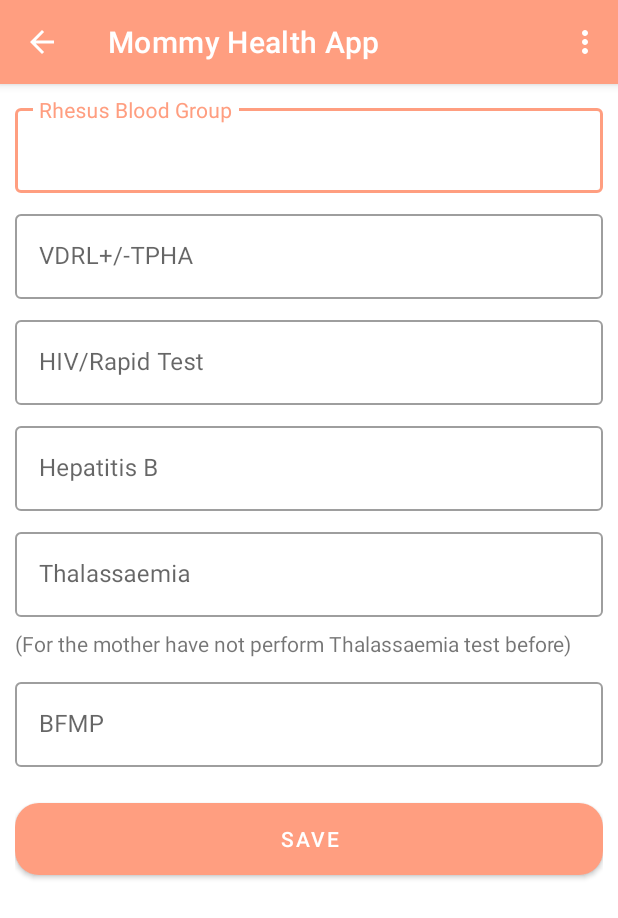
After one commit to Jiaenong/MommyHealthApp, an Android app: the SectionBActivity screen opened directly, with no data from a screen before it, on a phone screen of 412 x 824 dp. The commit adds this screen. Shown: the top 918 px of the screen. Run offline under Robolectric (Android 15) with nearby library versions, the light colour scheme and no system bars.

Commit message:
modify front end

```diff
--- a/app/src/main/java/com/example/mommyhealthapp/Nurse/MainActivity.java
+++ b/app/src/main/java/com/example/mommyhealthapp/MainActivity.java
@@ -1,4 +1,4 @@
-package com.example.mommyhealthapp.Nurse;
+package com.example.mommyhealthapp;
 
 import androidx.appcompat.app.AppCompatActivity;
 
@@ -7,8 +7,8 @@ import android.os.Bundle;
 import android.view.View;
 import android.widget.Button;
 
-import com.example.mommyhealthapp.NurseHomeActivity;
-import com.example.mommyhealthapp.R;
+import com.example.mommyhealthapp.Nurse.NurseHomeActivity;
+
 
 public class MainActivity extends AppCompatActivity {
 
--- a/app/src/main/java/com/example/mommyhealthapp/Nurse/NurseHomeActivity.java
+++ b/app/src/main/java/com/example/mommyhealthapp/Nurse/NurseHomeActivity.java
@@ -4,7 +4,7 @@ import android.net.Uri;
 import android.os.Bundle;
 
 import com.example.mommyhealthapp.R;
-import com.example.mommyhealthapp.ui.CreateMother.CreateMotherDetailFragment;
+import com.example.mommyhealthapp.Nurse.ui.CreateMother.CreateMotherDetailFragment;
 import com.google.android.material.floatingactionbutton.FloatingActionButton;
 import com.google.android.material.snackbar.Snackbar;
 
--- /dev/null
+++ b/app/src/main/java/com/example/mommyhealthapp/Nurse/SectionBActivity.java
@@ -0,0 +1,36 @@
+package com.example.mommyhealthapp.Nurse;
+
+import androidx.appcompat.app.AppCompatActivity;
+
+import android.os.Bundle;
+import android.view.Menu;
+import android.view.MenuItem;
+
+import com.example.mommyhealthapp.R;
+
+public class SectionBActivity extends AppCompatActivity {
+
+    @Override
+    protected void onCreate(Bundle savedInstanceState) {
+        super.onCreate(savedInstanceState);
+        setContentView(R.layout.activity_section_b);
+
+        getSupportActionBar().setDisplayHomeAsUpEnabled(true);
+    }
+
+    public boolean onOptionsItemSelected(MenuItem item) {
+        switch (item.getItemId())
+        {
+            case android.R.id.home:
+                finish();
+                return true;
+        }
+        return super.onOptionsItemSelected(item);
+    }
+
+    public boolean onCreateOptionsMenu(Menu menu) {
+        // Inflate the menu; this adds items to the action bar if it is present.
+        getMenuInflater().inflate(R.menu.nurse_home, menu);
+        return true;
+    }
+}
--- a/app/src/main/res/layout/activity_early_test.xml
+++ b/app/src/main/res/layout/activity_early_test.xml
@@ -4,7 +4,7 @@
     xmlns:tools="http://schemas.android.com/tools"
     android:layout_width="match_parent"
     android:layout_height="match_parent"
-    tools:context=".EarlyTestActivity">
+    tools:context="Nur.EarlyTestActivity">
 
     <androidx.appcompat.widget.LinearLayoutCompat
         android:layout_width="match_parent"
@@ -178,6 +178,7 @@
             </androidx.cardview.widget.CardView>
 
             <androidx.cardview.widget.CardView
+                android:id="@+id/cardViewSetionB"
                 android:layout_width="170dp"
                 android:layout_height="170dp"
                 android:layout_marginLeft="20dp"
--- a/app/src/main/res/layout/activity_mommy_info.xml
+++ b/app/src/main/res/layout/activity_mommy_info.xml
@@ -4,7 +4,7 @@
     xmlns:tools="http://schemas.android.com/tools"
     android:layout_width="match_parent"
     android:layout_height="match_parent"
-    tools:context=".MommyInfoActivity">
+    tools:context=".Nurse.MommyInfoActivity">
 
     <androidx.appcompat.widget.LinearLayoutCompat
         android:layout_width="match_parent"
--- a/app/src/main/res/layout/activity_mommy_profile.xml
+++ b/app/src/main/res/layout/activity_mommy_profile.xml
@@ -4,7 +4,7 @@
     xmlns:tools="http://schemas.android.com/tools"
     android:layout_width="match_parent"
     android:layout_height="match_parent"
-    tools:context=".MommyProfileActivity">
+    tools:context=".Nurse.MommyProfileActivity">
 
     <androidx.appcompat.widget.LinearLayoutCompat
         android:layout_width="match_parent"
--- a/app/src/main/res/layout/activity_mommy_record.xml
+++ b/app/src/main/res/layout/activity_mommy_record.xml
@@ -4,7 +4,7 @@
     xmlns:tools="http://schemas.android.com/tools"
     android:layout_width="match_parent"
     android:layout_height="match_parent"
-    tools:context=".MommyRecordActivity">
+    tools:context=".Nurse.MommyRecordActivity">
 
     <androidx.recyclerview.widget.RecyclerView
         android:id="@+id/recyclerView"
--- a/app/src/main/res/layout/activity_section_a.xml
+++ b/app/src/main/res/layout/activity_section_a.xml
@@ -4,7 +4,7 @@
     xmlns:tools="http://schemas.android.com/tools"
     android:layout_width="match_parent"
     android:layout_height="match_parent"
-    tools:context=".SectionAActivity">
+    tools:context=".Nurse.SectionAActivity">
 
     <androidx.appcompat.widget.LinearLayoutCompat
         android:layout_width="match_parent"
--- /dev/null
+++ b/app/src/main/res/layout/activity_section_b.xml
@@ -0,0 +1,104 @@
+<?xml version="1.0" encoding="utf-8"?>
+<androidx.core.widget.NestedScrollView xmlns:android="http://schemas.android.com/apk/res/android"
+    xmlns:app="http://schemas.android.com/apk/res-auto"
+    xmlns:tools="http://schemas.android.com/tools"
+    android:layout_width="match_parent"
+    android:layout_height="match_parent"
+    tools:context=".Nurse.SectionBActivity">
+
+    <androidx.appcompat.widget.LinearLayoutCompat
+        android:layout_width="match_parent"
+        android:layout_height="match_parent"
+        android:orientation="vertical"
+        android:padding="10dp">
+
+        <com.google.android.material.textfield.TextInputLayout
+            android:layout_width="match_parent"
+            android:layout_height="wrap_content"
+            style="@style/TextInputLayout"
+            android:focusableInTouchMode="true"
+            android:hint="@string/secB_rhesusBloodGroup">
+
+            <com.google.android.material.textfield.TextInputEditText
+                android:layout_width="match_parent"
+                android:layout_height="wrap_content" />
+        </com.google.android.material.textfield.TextInputLayout>
+
+        <com.google.android.material.textfield.TextInputLayout
+            android:layout_width="match_parent"
+            android:layout_height="wrap_content"
+            style="@style/TextInputLayout"
+            android:focusableInTouchMode="true"
+            android:hint="@string/secB_vdrl">
+
+            <com.google.android.material.textfield.TextInputEditText
+                android:layout_width="match_parent"
+                android:layout_height="wrap_content" />
+        </com.google.android.material.textfield.TextInputLayout>
+
+        <com.google.android.material.textfield.TextInputLayout
+            android:layout_width="match_parent"
+            android:layout_height="wrap_content"
+            style="@style/TextInputLayout"
+            android:focusableInTouchMode="true"
+            android:hint="@string/secB_hivRepidTest">
+
+            <com.google.android.material.textfield.TextInputEditText
+                android:layout_width="match_parent"
+                android:layout_height="wrap_content" />
+        </com.google.android.material.textfield.TextInputLayout>
+
+        <com.google.android.material.textfield.TextInputLayout
+            android:layout_width="match_parent"
+            android:layout_height="wrap_content"
+            style="@style/TextInputLayout"
+            android:focusableInTouchMode="true"
+            android:hint="@string/secB_HepatitisB">
+
+            <com.google.android.material.textfield.TextInputEditText
+                android:layout_width="match_parent"
+                android:layout_height="wrap_content" />
+        </com.google.android.material.textfield.TextInputLayout>
+
+        <com.google.android.material.textfield.TextInputLayout
+            android:layout_width="match_parent"
+            android:layout_height="wrap_content"
+            style="@style/TextInputLayout"
+            android:focusableInTouchMode="true"
+            android:hint="@string/secB_Thalassaemia">
+
+            <com.google.android.material.textfield.TextInputEditText
+                android:layout_width="match_parent"
+                android:layout_height="wrap_content" />
+        </com.google.android.material.textfield.TextInputLayout>
+
+        <TextView
+            android:id="@+id/textView26"
+            android:layout_width="wrap_content"
+            android:layout_height="wrap_content"
+            android:text="@string/secB_thalassaemia_guide" />
+
+        <com.google.android.material.textfield.TextInputLayout
+            android:layout_width="match_parent"
+            android:layout_height="wrap_content"
+            android:layout_marginTop="10dp"
+            style="@style/TextInputLayout"
+            android:focusableInTouchMode="true"
+            android:hint="@string/secB_BFMP">
+
+            <com.google.android.material.textfield.TextInputEditText
+                android:layout_width="match_parent"
+                android:layout_height="wrap_content" />
+        </com.google.android.material.textfield.TextInputLayout>
+
+        <Button
+            android:id="@+id/button4"
+            style="@style/Button"
+            android:layout_width="match_parent"
+            android:layout_height="60dp"
+            android:layout_marginTop="10dp"
+            app:cornerRadius="16dp"
+            android:text="@string/save" />
+    </androidx.appcompat.widget.LinearLayoutCompat>
+
+</androidx.core.widget.NestedScrollView>
--- a/app/src/main/res/layout/app_bar_nurse_home.xml
+++ b/app/src/main/res/layout/app_bar_nurse_home.xml
@@ -4,7 +4,7 @@
     xmlns:tools="http://schemas.android.com/tools"
     android:layout_width="match_parent"
     android:layout_height="match_parent"
-    tools:context=".NurseHomeActivity">
+    tools:context=".Nurse.NurseHomeActivity">
 
     <com.google.android.material.appbar.AppBarLayout
         android:layout_width="match_parent"
--- a/app/src/main/res/layout/fragment_create_mother_detail.xml
+++ b/app/src/main/res/layout/fragment_create_mother_detail.xml
@@ -4,7 +4,7 @@
     android:layout_width="match_parent"
     android:layout_height="match_parent"
     xmlns:app="http://schemas.android.com/apk/res-auto"
-    tools:context=".ui.CreateMother.CreateMotherDetailFragment">
+    tools:context=".Nurse.ui.CreateMother.CreateMotherDetailFragment">
 
     <androidx.appcompat.widget.LinearLayoutCompat
         android:layout_width="match_parent"
--- a/app/src/main/res/layout/nurse_profile_fragment.xml
+++ b/app/src/main/res/layout/nurse_profile_fragment.xml
@@ -6,7 +6,7 @@
     android:layout_height="match_parent"
     android:background="@color/design_default_color_background"
     android:orientation="vertical"
-    tools:context=".ui.NurseProfile.NurseProfileFragment">
+    tools:context=".Nurse.ui.NurseProfile.NurseProfileFragment">
 
     <RelativeLayout
         android:layout_width="match_parent"
--- a/app/src/main/res/values/strings.xml
+++ b/app/src/main/res/values/strings.xml
@@ -114,5 +114,12 @@
     <string name="secA_breastfeedingperiod">Breast Feeding Period</string>
     <string name="secA_ChildSituation">Child Situation</string>
     <string name="save">Save</string>
+    <string name="secB_rhesusBloodGroup">Rhesus Blood Group</string>
+    <string name="secB_vdrl">VDRL+/-TPHA</string>
+    <string name="secB_hivRepidTest">HIV/Rapid Test</string>
+    <string name="secB_HepatitisB">Hepatitis B</string>
+    <string name="secB_Thalassaemia">Thalassaemia</string>
+    <string name="secB_thalassaemia_guide">(For the mother have not perform Thalassaemia test before)</string>
+    <string name="secB_BFMP">BFMP</string>
 
 </resources>
```
Also changed, not shown: app/src/main/AndroidManifest.xml (+9 -7 lines), app/src/main/java/com/example/mommyhealthapp/Nurse/EarlyTestActivity.java (+12 -2 lines), app/src/main/res/navigation/mobile_navigation.xml (+5 -5 lines).
